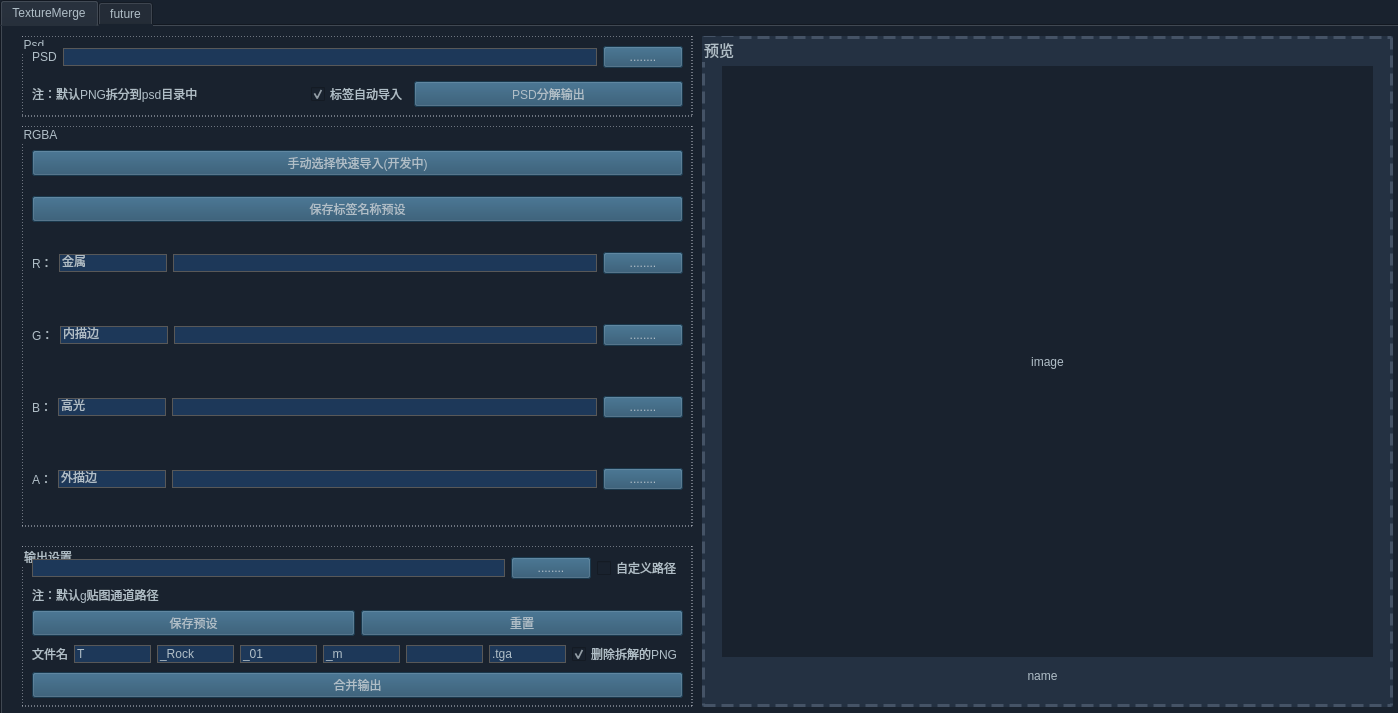
First picture: the form in ui.ui, repository fxcfxcfxc/PSDMerge, before the edit.
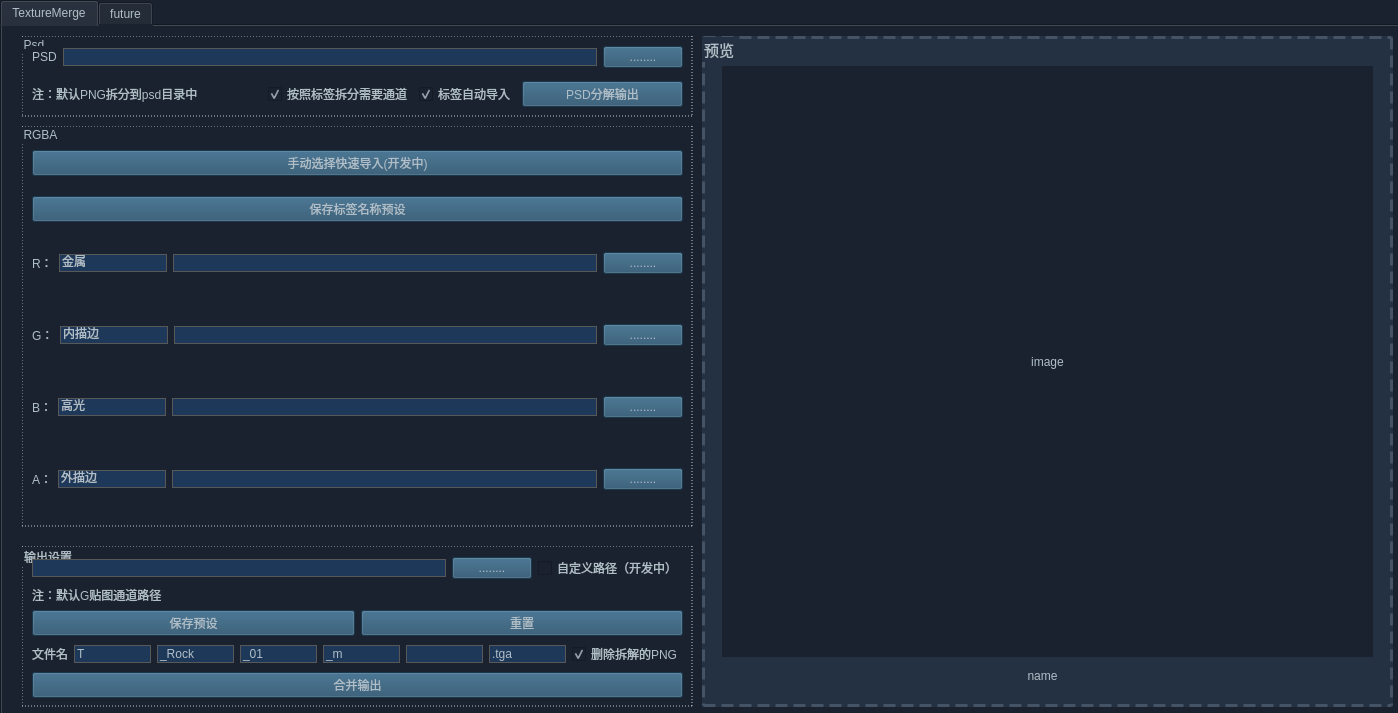
Second picture: the form after the edit.

Commit message: 增加png导出匹配

The edit to the form file:
```diff
--- a/ui.ui
+++ b/ui.ui
@@ -232,7 +232,7 @@
        </spacer>
       </item>
       <item>
-       <layout class="QHBoxLayout" name="horizontalLayout_6" stretch="1,2,1,5">
+       <layout class="QHBoxLayout" name="horizontalLayout_6" stretch="1,2,0,1,5">
         <item>
          <widget class="QLabel" name="label_2">
           <property name="text">
@@ -253,6 +253,16 @@
           </property>
          </spacer>
         </item>
+        <item>
+         <widget class="QCheckBox" name="checkBox_4">
+          <property name="text">
+           <string>按照标签拆分需要通道</string>
+          </property>
+          <property name="checked">
+           <bool>true</bool>
+          </property>
+         </widget>
+        </item>
         <item>
          <widget class="QCheckBox" name="checkBox">
           <property name="text">
@@ -340,7 +350,7 @@
         <item>
          <widget class="QCheckBox" name="checkBox_3">
           <property name="text">
-           <string>自定义路径</string>
+           <string>自定义路径（开发中）</string>
           </property>
          </widget>
         </item>
@@ -349,7 +359,7 @@
       <item>
        <widget class="QLabel" name="label_4">
         <property name="text">
-         <string>注：默认g贴图通道路径</string>
+         <string>注：默认G贴图通道路径</string>
         </property>
        </widget>
       </item>
```
The commit also changes 2 other files.
